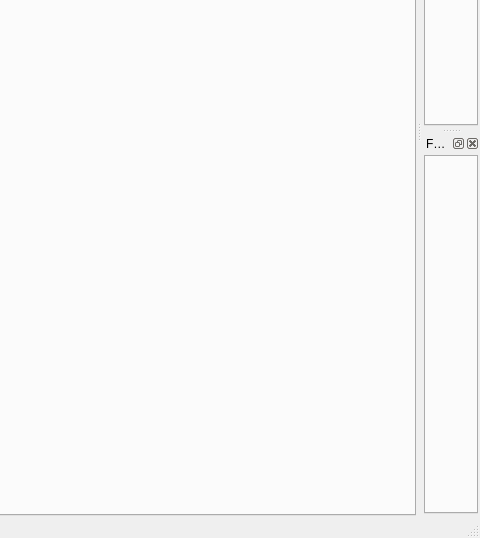
Above: sdrgui/mainwindow.ui from f4exb/sdrangel before the change; both pictures show x 532 to 1012 and y 273 to 811 of the 1012 by 811 pixel window. Below: the same form after it.
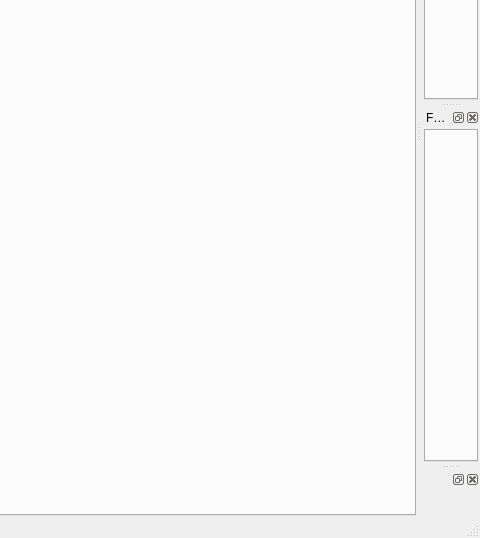
That is the form after the change. Icons and pictures are not drawn. Custom widgets are drawn as their Qt base class.

```diff
--- a/sdrgui/mainwindow.ui
+++ b/sdrgui/mainwindow.ui
@@ -740,6 +740,12 @@
     </layout>
    </widget>
   </widget>
+  <widget class="Workspace" name="workspaceDock">
+   <attribute name="dockWidgetArea">
+    <number>2</number>
+   </attribute>
+   <widget class="QWidget" name="dockWidgetContents"/>
+  </widget>
   <action name="action_Exit">
    <property name="text">
     <string>E&amp;xit</string>
@@ -1021,6 +1027,12 @@
    <header>gui/featuresdock.h</header>
    <container>1</container>
   </customwidget>
+  <customwidget>
+   <class>Workspace</class>
+   <extends>QDockWidget</extends>
+   <header>gui/workspace.h</header>
+   <container>1</container>
+  </customwidget>
  </customwidgets>
  <tabstops>
   <tabstop>presetTree</tabstop>
```
Left out of the diff: 1 changed line with no effect on the pictures.
